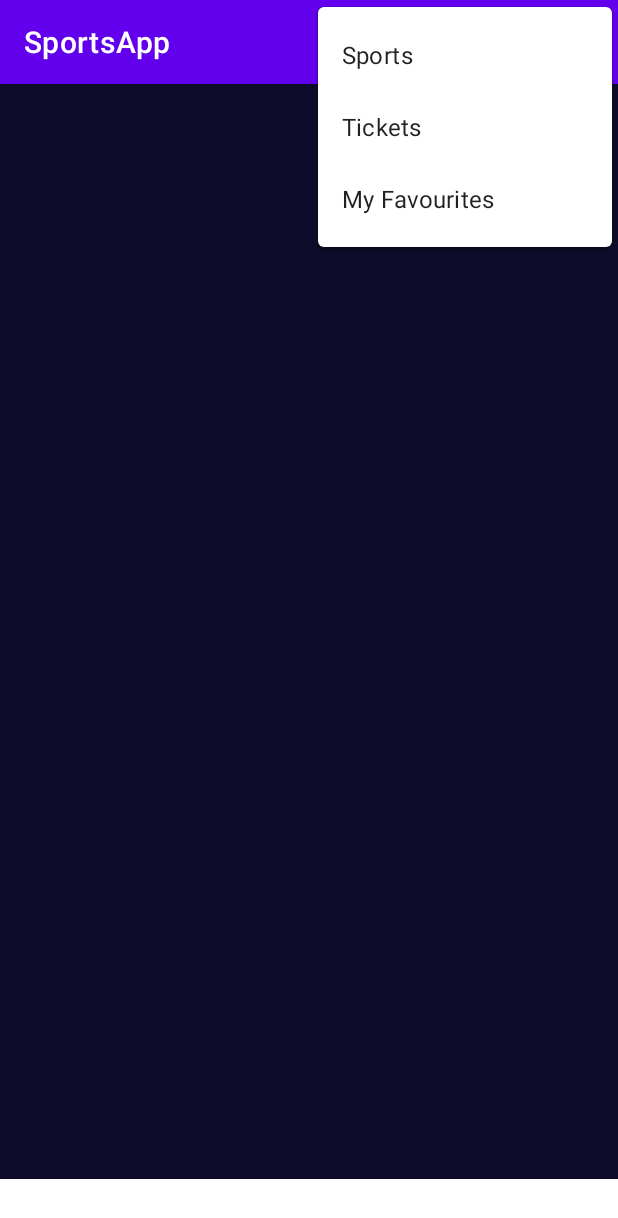
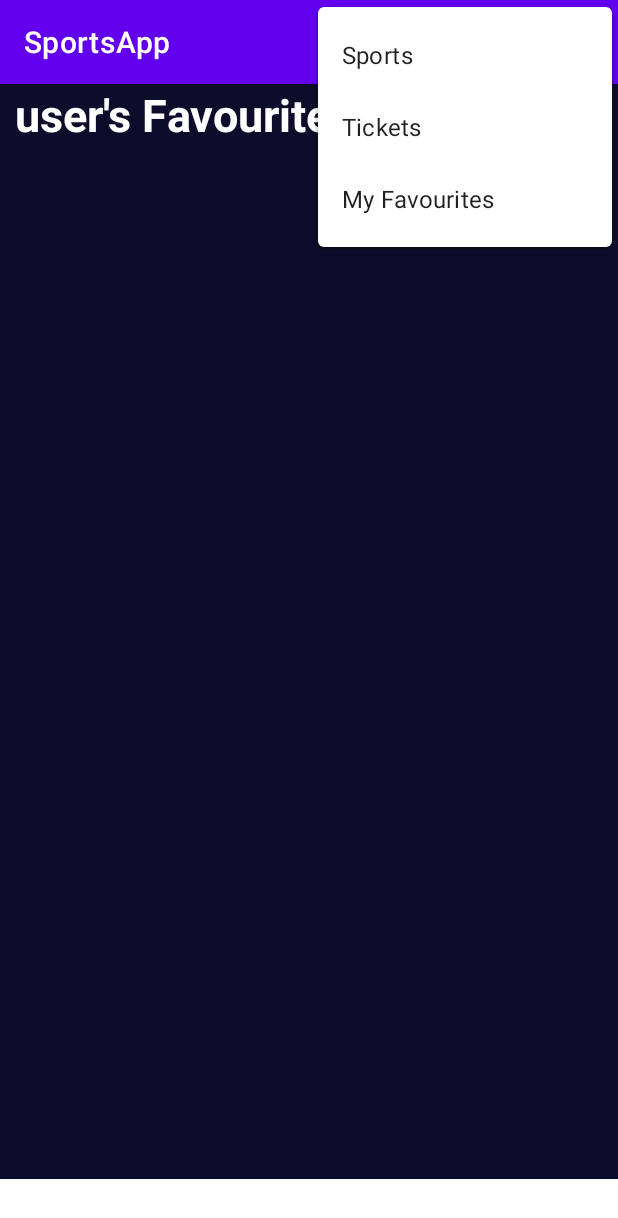
Before and after one commit to conniebean/SportsApp, an Android app: the FavouritesView screen opened directly, with no data from a screen before it, with the options menu open, on a phone screen of 412 x 824 dp. Shown: the top 1218 px of the screen. Run offline under Robolectric (Android 15) with nearby library versions, the phone set to English and light mode, and no system bars; network calls fail.

```diff
--- a/app/src/main/java/com/example/sportsapp/FavouritesView.java
+++ b/app/src/main/java/com/example/sportsapp/FavouritesView.java
@@ -1,6 +1,7 @@
 package com.example.sportsapp;
 
 import android.content.Intent;
+import android.content.SharedPreferences;
 import android.os.Bundle;
 import android.util.Log;
 import android.view.Menu;
@@ -9,6 +10,7 @@ import android.view.MenuItem;
 import android.view.View;
 import android.widget.AdapterView;
 import android.widget.ListView;
+import android.widget.TextView;
 
 import androidx.annotation.NonNull;
 import androidx.appcompat.app.AppCompatActivity;
@@ -24,16 +26,27 @@ public class FavouritesView extends AppCompatActivity {
     DBHandler dbHandler;
     ListView lv;
     ArrayList favouritesList;
+    TextView title;
+    SharedPreferences settings;
+    String username;
+
     @Override
     protected void onCreate(Bundle savedInstanceState) {
         super.onCreate(savedInstanceState);
         setContentView(R.layout.activity_favourites_view);
         dbHandler = new DBHandler(FavouritesView.this);
+        title = findViewById(R.id.textViewFavouritesTitle);
+
+        settings =  getSharedPreferences("SPORTS_APP_PREFERENCES", MODE_PRIVATE);
+        username = settings.getString("username", "user");
+        title.setText(username + "'s Favourite Teams");
 
         favouritesList = dbHandler.getUserFavourites();
         lv = (ListView) findViewById(R.id.favourites_list);
 
-        lv.setAdapter(new FavouritesListAdapter(this, favouritesList));
+        if (favouritesList.size() > 0) {
+            lv.setAdapter(new FavouritesListAdapter(this, favouritesList));
+        }
     }
 
     public void clickViewTeams(View view){
--- a/app/src/main/java/com/example/sportsapp/GamesSelection.java
+++ b/app/src/main/java/com/example/sportsapp/GamesSelection.java
@@ -82,8 +82,8 @@ public class GamesSelection extends AppCompatActivity {
                 break;
 
             case R.id.tickets:
-//                Intent ticketSelection = new Intent(this, TicketSelection.class);
-//                startActivity(ticketSelection);
+                Intent ticketSelection = new Intent(this, ViewTickets.class);
+                startActivity(ticketSelection);
                 break;
             case R.id.favourites:
                 Intent favouritesView = new Intent(this, FavouritesView.class);
--- a/app/src/main/java/com/example/sportsapp/TeamSelection.java
+++ b/app/src/main/java/com/example/sportsapp/TeamSelection.java
@@ -190,8 +190,8 @@ public class TeamSelection extends AppCompatActivity {
                 break;
 
             case R.id.tickets:
-//                Intent ticketSelection = new Intent(this, TicketSelection.class);
-//                startActivity(ticketSelection);
+                Intent ticketSelection = new Intent(this, ViewTickets.class);
+                startActivity(ticketSelection);
                 break;
             case R.id.favourites:
                 Intent favouritesView = new Intent(this, FavouritesView.class);
--- a/app/src/main/res/layout/activity_favourites_view.xml
+++ b/app/src/main/res/layout/activity_favourites_view.xml
@@ -10,12 +10,24 @@
         android:id="@+id/linearLayout"
         android:layout_width="412dp"
         android:layout_height="730dp"
-        app:layout_constraintBottom_toBottomOf="parent"
-        app:layout_constraintTop_toTopOf="parent"
-        app:layout_constraintVertical_bias="0.0"
         android:background="@color/background"
         android:orientation="vertical"
-        tools:layout_editor_absoluteX="-1dp">
+        app:layout_constraintBottom_toBottomOf="parent"
+        app:layout_constraintEnd_toEndOf="parent"
+        app:layout_constraintStart_toStartOf="parent"
+        app:layout_constraintTop_toTopOf="parent"
+        app:layout_constraintVertical_bias="0.0">
+
+        <TextView
+            android:id="@+id/textViewFavouritesTitle"
+            android:layout_width="wrap_content"
+            android:layout_height="wrap_content"
+            android:text="[name]'s Favourite Teams"
+            android:textSize="30sp"
+            android:textColor="@color/white"
+            android:textStyle="bold"
+            android:paddingLeft="10dp"
+            android:paddingBottom="5dp"/>
 
         <ListView
             android:id="@+id/favourites_list"
```
Also changed, not shown: app/src/main/java/com/example/sportsapp/Checkout.java (+26 -0 lines), app/src/main/java/com/example/sportsapp/ViewTickets.java (+32 -4 lines).
